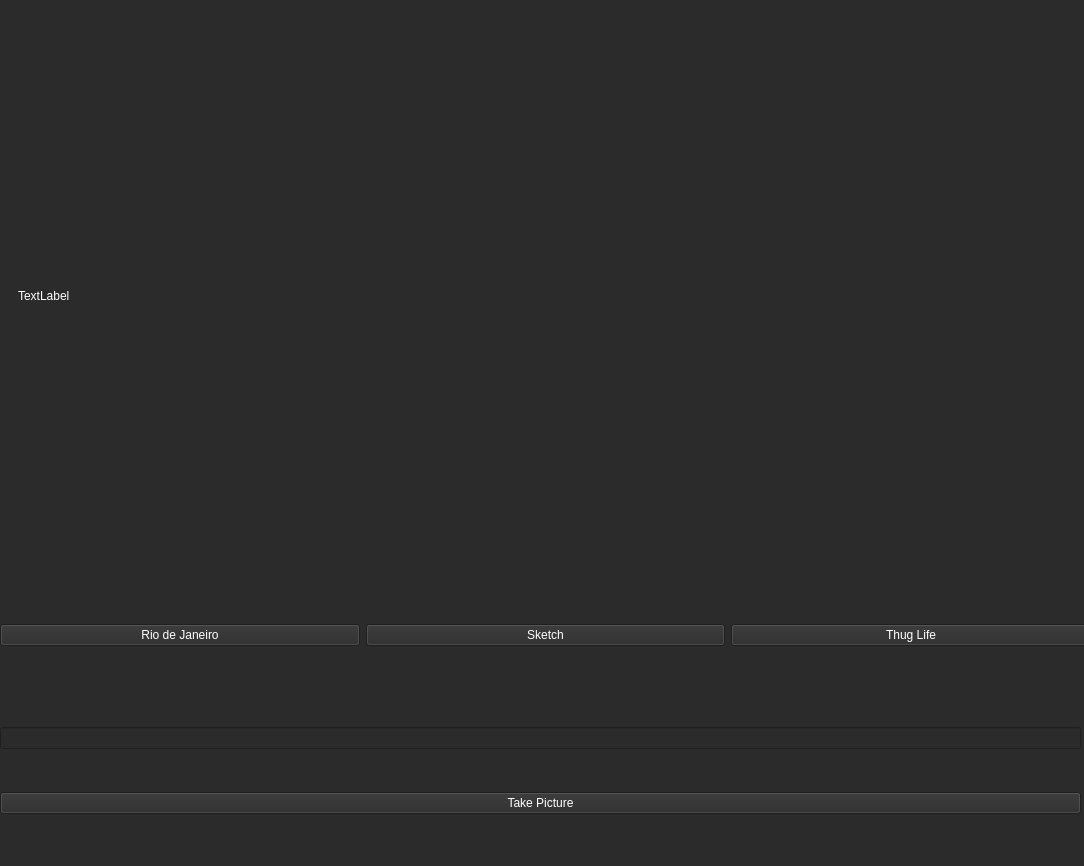
The window that MainWindow.ui (joelmakes/FilterMe) describes before a commit, drawn with Qt 5.
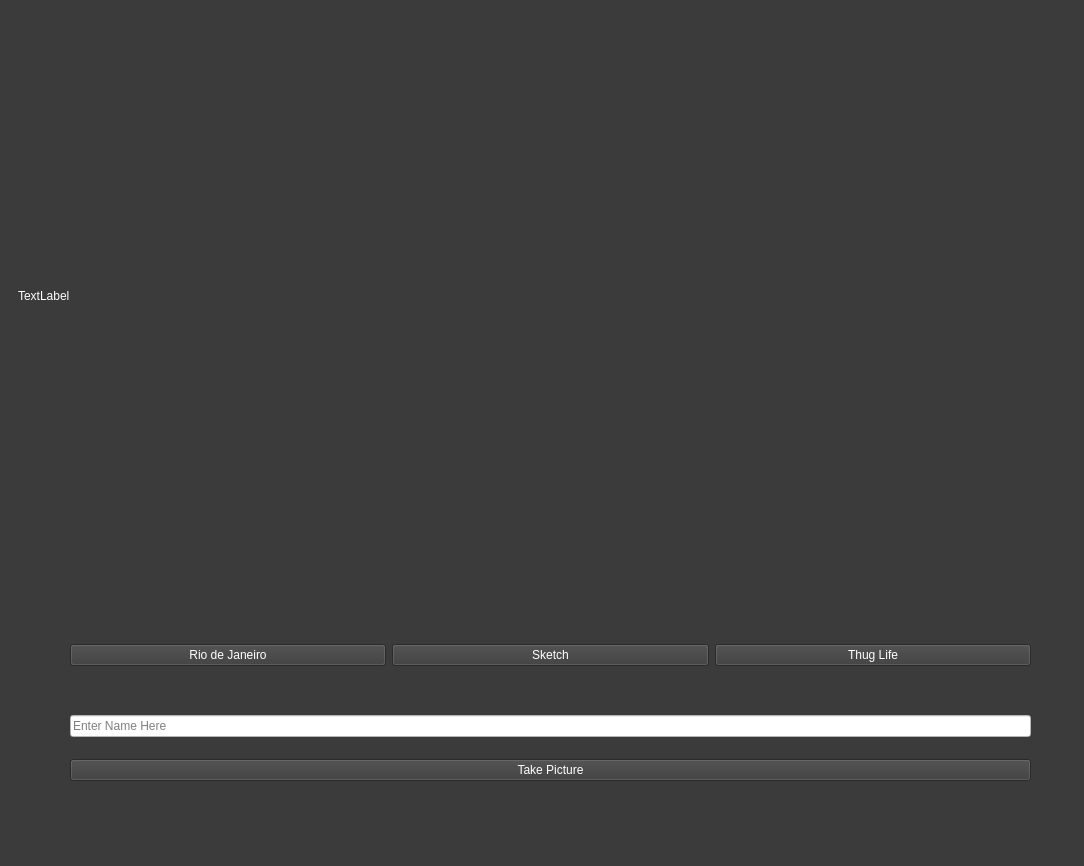
The same window after the commit.

Commit message: Create and Switch to new Branch

Diff of the .ui file:
```diff
--- a/MainWindow.ui
+++ b/MainWindow.ui
@@ -19,9 +19,12 @@
   <property name="windowTitle">
    <string>FilterMe</string>
   </property>
+  <property name="layoutDirection">
+   <enum>Qt::LayoutDirection::LeftToRight</enum>
+  </property>
   <property name="styleSheet">
-   <string notr="true">background-color: #2b2b2b;
-color: white;
+   <string notr="true">color: white;
+background-color: rgb(59, 59, 59);
 </string>
   </property>
   <property name="tabShape">
@@ -31,10 +34,10 @@
    <widget class="QWidget" name="verticalLayoutWidget">
     <property name="geometry">
      <rect>
-      <x>0</x>
-      <y>580</y>
-      <width>1091</width>
-      <height>111</height>
+      <x>70</x>
+      <y>630</y>
+      <width>961</width>
+      <height>51</height>
      </rect>
     </property>
     <layout class="QHBoxLayout" name="horizontalLayout">
@@ -57,6 +60,15 @@
        <property name="text">
         <string>Thug Life</string>
        </property>
+       <property name="autoDefault">
+        <bool>false</bool>
+       </property>
+       <property name="default">
+        <bool>false</bool>
+       </property>
+       <property name="flat">
+        <bool>false</bool>
+       </property>
       </widget>
      </item>
     </layout>
@@ -64,15 +76,23 @@
    <widget class="QWidget" name="verticalLayoutWidget_2">
     <property name="geometry">
      <rect>
-      <x>0</x>
-      <y>690</y>
-      <width>1081</width>
-      <height>161</height>
+      <x>70</x>
+      <y>700</y>
+      <width>961</width>
+      <height>81</height>
      </rect>
     </property>
     <layout class="QVBoxLayout" name="verticalLayout_2">
-     <item>
-      <widget class="QLineEdit" name="lineEdit"/>
+     <item alignment="Qt::AlignmentFlag::AlignVCenter">
+      <widget class="QLineEdit" name="insert_username">
+       <property name="styleSheet">
+        <string notr="true">background-color: rgb(255, 255, 255);
+color: rgb(0, 0, 0);</string>
+       </property>
+       <property name="placeholderText">
+        <string>Enter Name Here</string>
+       </property>
+      </widget>
      </item>
      <item>
       <widget class="QPushButton" name="take_photo_button">
@@ -88,7 +108,7 @@
      <rect>
       <x>18</x>
       <y>15</y>
-      <width>1041</width>
+      <width>1051</width>
       <height>561</height>
      </rect>
     </property>
```
Left out of the diff: 4 changed lines with no effect on the pictures. The commit also changes 1 other file.
